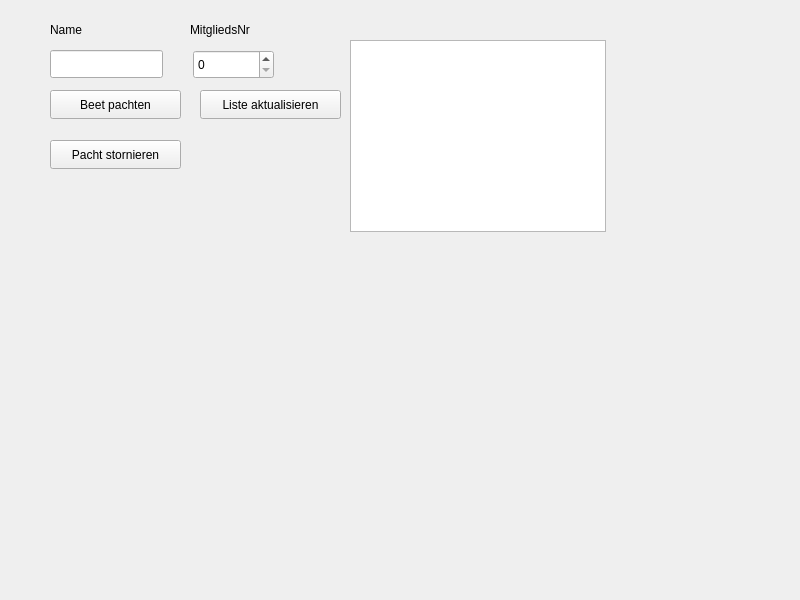
tekkitom/bg_prin_public, file beetPachten2025_ma/gui.ui: the form before one commit.
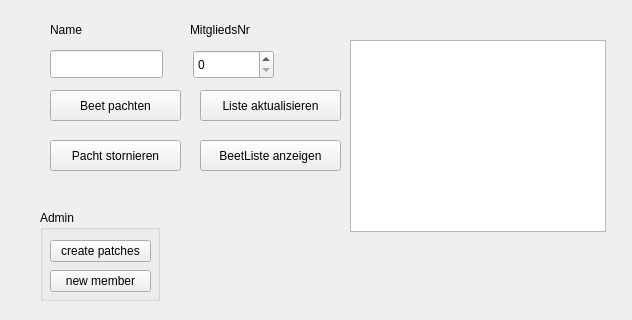
The form after the commit.

The edit to the form file:
```diff
--- a/beetPachten2025_ma/gui.ui
+++ b/beetPachten2025_ma/gui.ui
@@ -6,8 +6,8 @@
    <rect>
     <x>0</x>
     <y>0</y>
-    <width>800</width>
-    <height>600</height>
+    <width>632</width>
+    <height>320</height>
    </rect>
   </property>
   <property name="windowTitle">
@@ -19,7 +19,7 @@
      <x>50</x>
      <y>90</y>
      <width>131</width>
-     <height>29</height>
+     <height>31</height>
     </rect>
    </property>
    <property name="text">
@@ -78,7 +78,7 @@
      <x>50</x>
      <y>140</y>
      <width>131</width>
-     <height>29</height>
+     <height>31</height>
     </rect>
    </property>
    <property name="text">
@@ -101,13 +101,65 @@
      <x>200</x>
      <y>90</y>
      <width>141</width>
-     <height>29</height>
+     <height>31</height>
     </rect>
    </property>
    <property name="text">
     <string>Liste aktualisieren</string>
    </property>
   </widget>
+  <widget class="QGroupBox" name="groupBox">
+   <property name="geometry">
+    <rect>
+     <x>40</x>
+     <y>210</y>
+     <width>120</width>
+     <height>91</height>
+    </rect>
+   </property>
+   <property name="title">
+    <string>Admin</string>
+   </property>
+   <widget class="QPushButton" name="btnCreatePatches">
+    <property name="geometry">
+     <rect>
+      <x>10</x>
+      <y>30</y>
+      <width>101</width>
+      <height>22</height>
+     </rect>
+    </property>
+    <property name="text">
+     <string>create patches</string>
+    </property>
+   </widget>
+   <widget class="QPushButton" name="btnNewMember">
+    <property name="geometry">
+     <rect>
+      <x>10</x>
+      <y>60</y>
+      <width>101</width>
+      <height>22</height>
+     </rect>
+    </property>
+    <property name="text">
+     <string>new member</string>
+    </property>
+   </widget>
+  </widget>
+  <widget class="QPushButton" name="btnShowMemberPatches">
+   <property name="geometry">
+    <rect>
+     <x>200</x>
+     <y>140</y>
+     <width>141</width>
+     <height>31</height>
+    </rect>
+   </property>
+   <property name="text">
+    <string>BeetListe anzeigen</string>
+   </property>
+  </widget>
  </widget>
  <resources/>
  <connections/>
```
